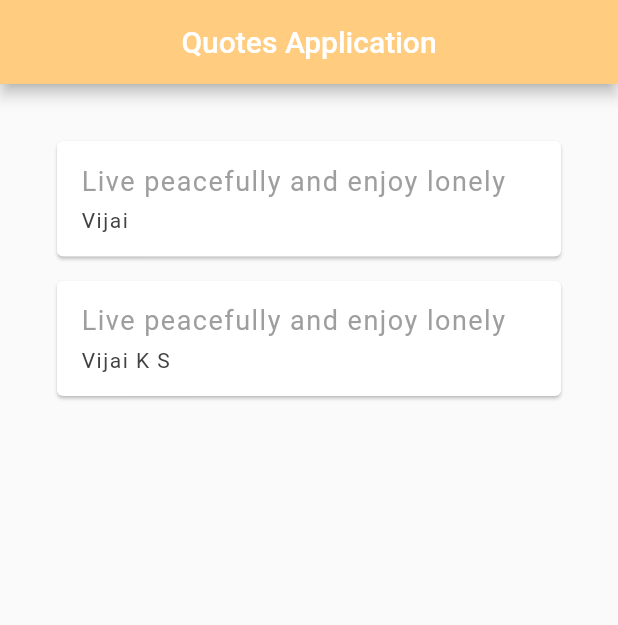
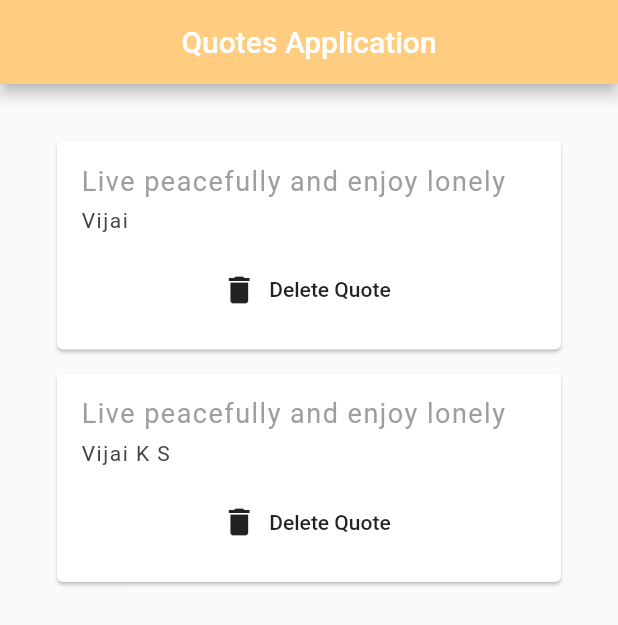
Before and after one commit to ks-vijai/College-Flutter-Application, a Flutter app: the screen it shows after launch, on a phone screen of 412 x 824 dp. Shown: the top 625 px of the screen. Run offline on Flutter 3.47's test engine with Material 2 defaults, Android fonts, the phone set to English and light mode, and no system bars.

Commit message:
Add delete functionality

```diff
--- a/lib/Quotes_card.dart
+++ b/lib/Quotes_card.dart
@@ -4,7 +4,8 @@ import 'quotes.dart';
 
 class Quotes_card extends StatelessWidget {
   final Quote quote;
-  Quotes_card({ this.quote });
+  Function delete;
+  Quotes_card({ this.quote , this.delete});
 
   @override
   Widget build(BuildContext context) {
@@ -32,6 +33,12 @@ class Quotes_card extends StatelessWidget {
                 letterSpacing: 1.0,
               ),
             ),
+            SizedBox(height: 14.0),
+            FlatButton.icon(
+                onPressed: delete,
+                icon: Icon(Icons.delete),
+                label: Text('Delete Quote'),
+            )
           ],
         ),
       ),
--- a/lib/main.dart
+++ b/lib/main.dart
@@ -31,7 +31,14 @@ class _HomeState extends State<Home> {
            child: Column(
              crossAxisAlignment: CrossAxisAlignment.start,
             children:
-              quotes.map((quote) => Quotes_card(quote: quote)).toList(),
+              quotes.map((quote) => Quotes_card(
+                  quote: quote,
+                  delete: () {
+                    setState(() {
+                      quotes.remove(quote);
+                    });
+                }
+              )).toList(),
         ),
          ),
     );
```
